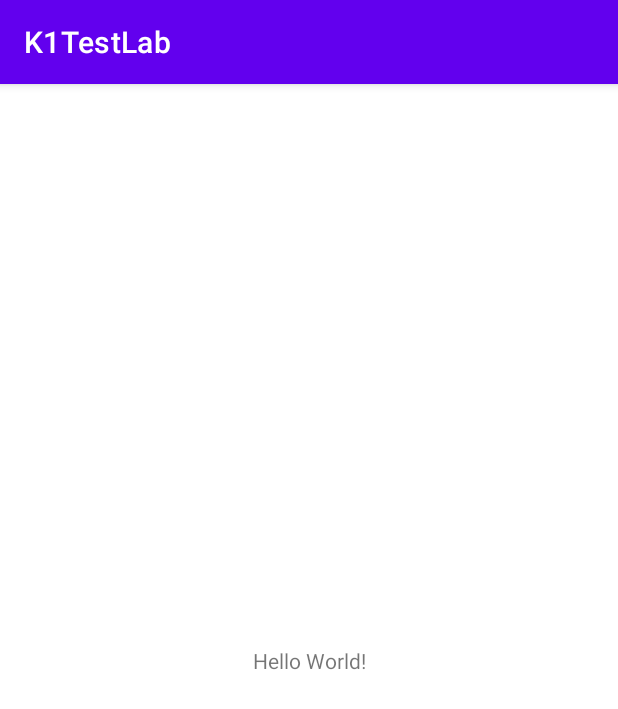
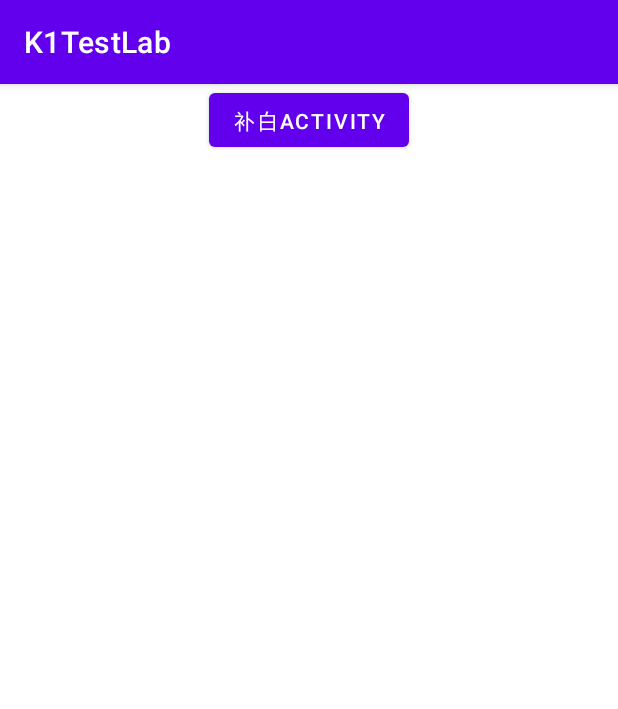
Before and after one commit to LugeKit/K1AndroidTestLab, an Android app: the screen it shows after launch (MainActivity), on a phone screen of 412 x 824 dp. Shown: the top 709 px of the screen. Run offline under Robolectric (Android 15) with nearby library versions, the phone set to English and light mode, and no system bars.

```diff
--- a/app/build.gradle
+++ b/app/build.gradle
@@ -34,7 +34,7 @@ android {
 
 dependencies {
     implementation 'androidx.activity:activity-ktx:1.3.1'
-    implementation 'androidx.fragment:fragment-ktx:1.6.0'
+    implementation 'androidx.fragment:fragment-ktx:1.3.6'
 
     implementation 'androidx.core:core-ktx:1.6.0'
     implementation 'androidx.appcompat:appcompat:1.3.1'
--- a/app/src/main/AndroidManifest.xml
+++ b/app/src/main/AndroidManifest.xml
@@ -18,6 +18,7 @@
                 <category android:name="android.intent.category.LAUNCHER" />
             </intent-filter>
         </activity>
+        <activity android:name=".page.FillBlankActivity" />
     </application>
 
 </manifest>
--- a/app/src/main/java/com/k1/k1testlab/MainActivity.kt
+++ b/app/src/main/java/com/k1/k1testlab/MainActivity.kt
@@ -2,10 +2,20 @@ package com.k1.k1testlab
 
 import androidx.appcompat.app.AppCompatActivity
 import android.os.Bundle
+import com.k1.k1testlab.page.FillBlankActivity
+import kotlinx.android.synthetic.main.activity_main.*
 
 class MainActivity : AppCompatActivity() {
     override fun onCreate(savedInstanceState: Bundle?) {
         super.onCreate(savedInstanceState)
         setContentView(R.layout.activity_main)
+
+        init()
+    }
+
+    private fun init() {
+        fill_blank_start_btn.setOnClickListener {
+            FillBlankActivity.start(this)
+        }
     }
 }
--- a/app/src/main/res/layout/activity_main.xml
+++ b/app/src/main/res/layout/activity_main.xml
@@ -1,18 +1,16 @@
 <?xml version="1.0" encoding="utf-8"?>
-<androidx.constraintlayout.widget.ConstraintLayout xmlns:android="http://schemas.android.com/apk/res/android"
-    xmlns:app="http://schemas.android.com/apk/res-auto"
+<LinearLayout xmlns:android="http://schemas.android.com/apk/res/android"
     xmlns:tools="http://schemas.android.com/tools"
     android:layout_width="match_parent"
     android:layout_height="match_parent"
+    android:orientation="vertical"
     tools:context=".MainActivity">
 
-    <TextView
+    <Button
         android:layout_width="wrap_content"
         android:layout_height="wrap_content"
-        android:text="Hello World!"
-        app:layout_constraintBottom_toBottomOf="parent"
-        app:layout_constraintLeft_toLeftOf="parent"
-        app:layout_constraintRight_toRightOf="parent"
-        app:layout_constraintTop_toTopOf="parent" />
+        android:layout_gravity="center"
+        android:text="补白activity"
+        android:id="@+id/fill_blank_start_btn" />
 
-</androidx.constraintlayout.widget.ConstraintLayout>
+</LinearLayout>
```
Also changed, not shown: app/src/main/java/com/k1/k1testlab/page/FillBlankActivity.kt (added, +33 -0 lines), app/src/main/res/layout/activity_fill_blank.xml (added, +22 -0 lines).
